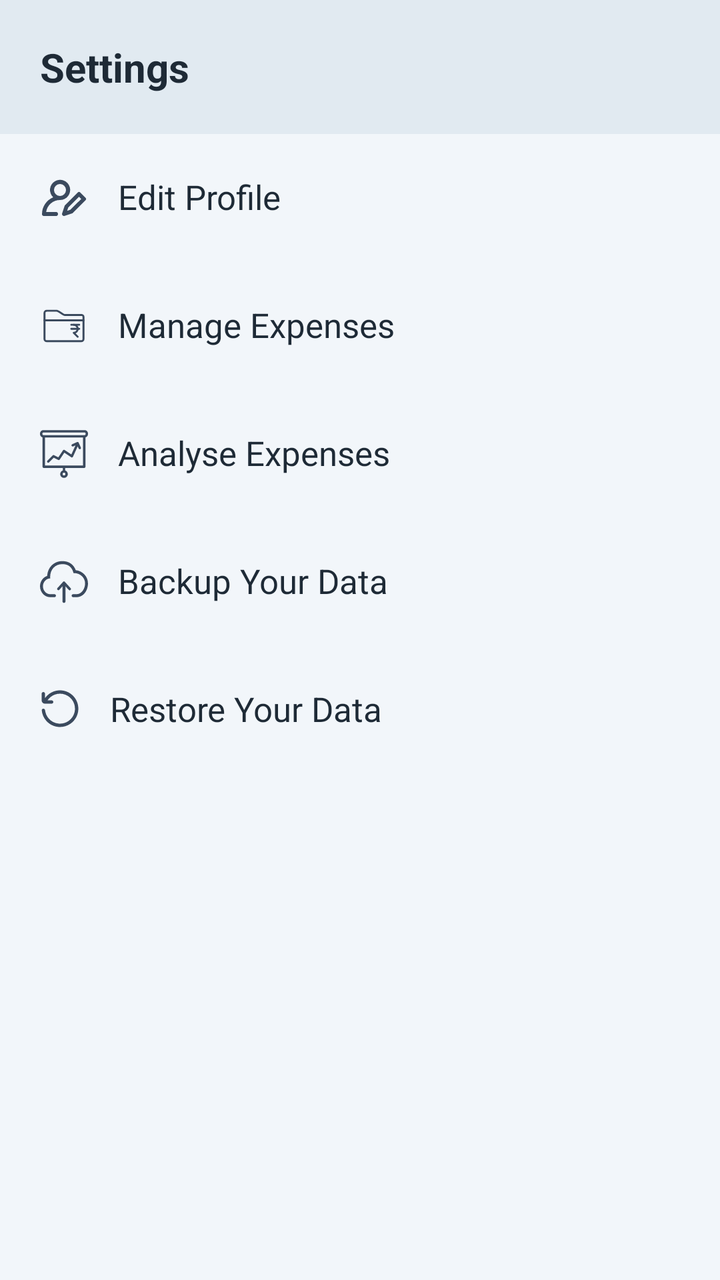
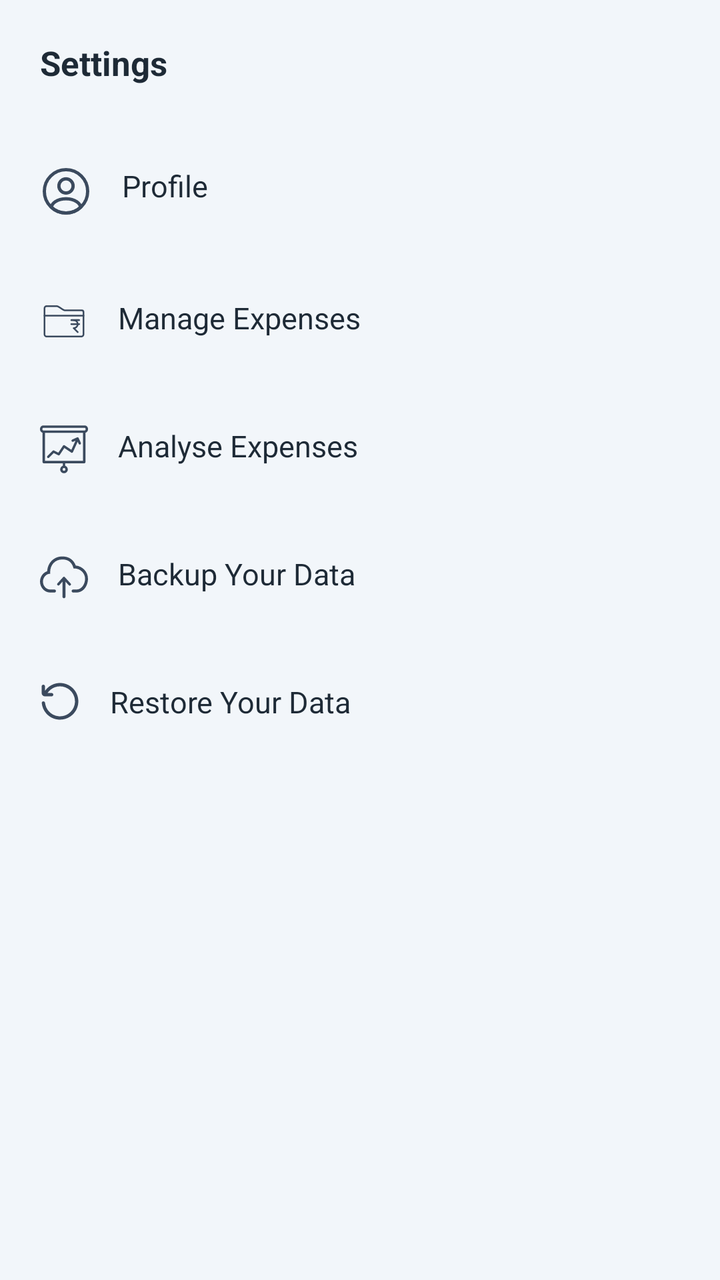

Compare the two renders of this Android layout. The source of the first and the diff that turns it into the second are given below.
<!-- AndroidManifest.xml: application theme Theme.GharKharch -->
<!-- res/layout/drawer_layout.xml -->
<?xml version="1.0" encoding="utf-8"?>
<LinearLayout xmlns:android="http://schemas.android.com/apk/res/android"
    xmlns:app="http://schemas.android.com/apk/res-auto"
    android:id="@+id/drawer_layout"
    android:layout_width="match_parent"
    android:layout_height="match_parent"
    android:background="@color/backgroundColorVariant"
    android:fitsSystemWindows="true"
    android:orientation="vertical">

    <FrameLayout
        android:layout_width="match_parent"
        android:layout_height="wrap_content"
        android:background="@color/backgroundColorVariant">

        <TextView
            android:layout_width="match_parent"
            android:layout_height="wrap_content"
            android:background="@color/backgroundColorVariant"
            android:padding="@dimen/padding_xlarge"
            android:text="Settings"
            android:textColor="@color/primaryTextColor"
            android:textSize="@dimen/text_size_heading"
            android:textStyle="bold" />

    </FrameLayout>

    <LinearLayout
        android:layout_width="match_parent"
        android:layout_height="0dp"
        android:layout_weight="1"
        android:background="@color/backgroundColor"
        android:orientation="vertical">

        <TextView
            android:id="@+id/edit_profile"
            android:layout_width="match_parent"
            android:layout_height="wrap_content"
            android:layout_marginHorizontal="@dimen/margin_small"
            android:layout_marginVertical="@dimen/margin_small"
            android:drawablePadding="@dimen/padding_large"
            android:padding="@dimen/padding_large"
            android:text="Edit Profile"
            android:textColor="@color/primaryTextColor"
            android:textSize="@dimen/text_size_large"
            app:drawableStartCompat="@drawable/edit_profile_icon" />


        <TextView
            android:id="@+id/manage_expenses"
            android:layout_width="match_parent"
            android:layout_height="wrap_content"
            android:layout_marginHorizontal="@dimen/margin_small"
            android:layout_marginVertical="@dimen/margin_small"
            android:drawablePadding="@dimen/padding_large"
            android:padding="@dimen/padding_large"
            android:text="Manage Expenses"
            android:textSize="@dimen/text_size_large"
            app:drawableStartCompat="@drawable/manage_expenses_icon" />

        <TextView
            android:id="@+id/analyse_expenses"
            android:layout_width="match_parent"
            android:layout_height="wrap_content"
            android:layout_marginHorizontal="@dimen/margin_small"
            android:layout_marginVertical="@dimen/margin_small"
            android:drawablePadding="@dimen/padding_large"
            android:padding="@dimen/padding_large"
            android:text="Analyse Expenses"
            android:textColor="@color/primaryTextColor"
            android:textSize="@dimen/text_size_large"
            app:drawableStartCompat="@drawable/analyse_icon" />

        <TextView
            android:id="@+id/backup_data"
            android:layout_width="match_parent"
            android:layout_height="wrap_content"
            android:layout_marginHorizontal="@dimen/margin_small"
            android:layout_marginVertical="@dimen/margin_small"
            android:drawablePadding="@dimen/padding_large"
            android:padding="@dimen/padding_large"
            android:text="Backup Your Data"
            android:textColor="@color/primaryTextColor"
            android:textSize="@dimen/text_size_large"
            app:drawableStartCompat="@drawable/backup_icon" />

        <TextView
            android:id="@+id/restore_data"
            android:layout_width="match_parent"
            android:layout_height="wrap_content"
            android:layout_marginHorizontal="@dimen/margin_small"
            android:layout_marginVertical="@dimen/margin_small"
            android:drawablePadding="@dimen/padding_large"
            android:padding="@dimen/padding_large"
            android:text="Restore Your Data"
            android:textColor="@color/primaryTextColor"
            android:textSize="@dimen/text_size_large"
            app:drawableStartCompat="@drawable/restore_icon" />

    </LinearLayout>

</LinearLayout>
<!-- resources referenced by this layout -->
<resources>
  <color name="backgroundColor">#F2F6FA</color>
  <color name="backgroundColorVariant">#E1EAF1</color>
  <color name="primaryTextColor">#1E2A36</color>
  <dimen name="margin_small">5dp</dimen>
  <dimen name="padding_large">15dp</dimen>
  <dimen name="padding_xlarge">20dp</dimen>
  <dimen name="text_size_heading">20sp</dimen>
  <dimen name="text_size_large">17sp</dimen>
  <!-- drawable edit_profile_icon (drawable) -->
  <vector xmlns:android="http://schemas.android.com/apk/res/android"
      android:width="24dp"
      android:height="24dp"
      android:tint="@color/iconColor"
      android:viewportWidth="24"
      android:viewportHeight="24">
  
      <path
          android:fillColor="#000000"
          android:pathData="M2,21L8,21a1,1 0,0 0,0 -2L3.071,19A7.011,7.011 0,0 1,10 13a5.044,5.044 0,1 0,-3.377 -1.337A9.01,9.01 0,0 0,1 20,1 1,0 0,0 2,21ZM10,5A3,3 0,1 1,7 8,3 3,0 0,1 10,5ZM20.207,9.293a1,1 0,0 0,-1.414 0l-6.25,6.25a1.011,1.011 0,0 0,-0.241 0.391l-1.25,3.75A1,1 0,0 0,12 21a1.014,1.014 0,0 0,0.316 -0.051l3.75,-1.25a1,1 0,0 0,0.391 -0.242l6.25,-6.25a1,1 0,0 0,0 -1.414ZM15.207,17.876 L13.578,18.419 14.121,16.79L19.5,11.414 20.586,12.5Z" />
  
  </vector>
  <!-- drawable manage_expenses_icon (drawable) -->
  <vector xmlns:android="http://schemas.android.com/apk/res/android"
      android:width="24dp"
      android:height="24dp"
      android:tint="@color/iconColor"
      android:viewportWidth="48"
      android:viewportHeight="48">
  
      <path
          android:fillColor="#00000000"
          android:pathData="m41.68,13h-16.91c-2,-0.1 -5.93,-4.23 -8.19,-4.23H6.68c-1.204,-0 -2.18,0.975 -2.181,2.179 0,0.017 0,0.034 0.001,0.051h0v7.29h39v-3.42c0.022,-1.01 -0.779,-1.847 -1.789,-1.87 -0.01,-0 -0.02,-0 -0.031,-0Z"
          android:strokeWidth="1.9200000000000004"
          android:strokeColor="#000000"
          android:strokeLineCap="round"
          android:strokeLineJoin="round" />
  
      <path
          android:fillColor="#00000000"
          android:pathData="m4.5,18.28v18.72c-0.011,1.204 0.956,2.189 2.16,2.2 0.003,0 0.007,0 0.01,0h34.65c1.204,0 2.18,-0.976 2.18,-2.18 0,-0.007 0,-0.013 0,-0.02h0v-18.72"
          android:strokeWidth="1.9200000000000004"
          android:strokeColor="#000000"
          android:strokeLineCap="round"
          android:strokeLineJoin="round" />
  
      <path
          android:fillColor="#00000000"
          android:pathData="m31.274,22.754h2.429c2.221,0 4.022,1.805 4.022,4.031s-1.801,4.031 -4.022,4.031l4.022,3.938"
          android:strokeWidth="1.9200000000000004"
          android:strokeColor="#000000"
          android:strokeLineCap="round"
          android:strokeLineJoin="round" />
  
      <path
          android:fillColor="#00000000"
          android:pathData="M33.703,22.754L39.226,22.754"
          android:strokeWidth="1.9200000000000004"
          android:strokeColor="#000000"
          android:strokeLineCap="round"
          android:strokeLineJoin="round" />
  
      <path
          android:fillColor="#00000000"
          android:pathData="M31.274,26.805L39.226,26.805"
          android:strokeWidth="1.9200000000000004"
          android:strokeColor="#000000"
          android:strokeLineCap="round"
          android:strokeLineJoin="round" />
  
  </vector>
  <color name="iconColor">#3B4A5E</color>
  <color name="lGrey">#616161</color>
  <color name="primaryTextColorVariant">#5A6B7D</color>
  <!-- unchanged entries left out for length: 5 -->
</resources>

<!-- the commit's change to res/layout/drawer_layout.xml (unified diff, before → after) -->
@@ -4,46 +4,37 @@
     android:id="@+id/drawer_layout"
     android:layout_width="match_parent"
     android:layout_height="match_parent"
-    android:background="@color/backgroundColorVariant"
+    android:background="@color/backgroundColor"
     android:fitsSystemWindows="true"
     android:orientation="vertical">
 
-    <FrameLayout
+    <TextView
         android:layout_width="match_parent"
         android:layout_height="wrap_content"
-        android:background="@color/backgroundColorVariant">
-
-        <TextView
-            android:layout_width="match_parent"
-            android:layout_height="wrap_content"
-            android:background="@color/backgroundColorVariant"
-            android:padding="@dimen/padding_xlarge"
-            android:text="Settings"
-            android:textColor="@color/primaryTextColor"
-            android:textSize="@dimen/text_size_heading"
-            android:textStyle="bold" />
-
-    </FrameLayout>
+        android:padding="@dimen/padding_xlarge"
+        android:text="Settings"
+        android:textColor="@color/primaryTextColor"
+        android:textSize="@dimen/text_size_large"
+        android:textStyle="bold" />
 
     <LinearLayout
         android:layout_width="match_parent"
         android:layout_height="0dp"
         android:layout_weight="1"
-        android:background="@color/backgroundColor"
         android:orientation="vertical">
 
         <TextView
-            android:id="@+id/edit_profile"
+            android:id="@+id/profile"
             android:layout_width="match_parent"
             android:layout_height="wrap_content"
             android:layout_marginHorizontal="@dimen/margin_small"
             android:layout_marginVertical="@dimen/margin_small"
             android:drawablePadding="@dimen/padding_large"
             android:padding="@dimen/padding_large"
-            android:text="Edit Profile"
+            android:text="Profile"
             android:textColor="@color/primaryTextColor"
-            android:textSize="@dimen/text_size_large"
-            app:drawableStartCompat="@drawable/edit_profile_icon" />
+            android:textSize="@dimen/text_size_medium"
+            app:drawableStartCompat="@drawable/profile_icon" />
 
 
         <TextView
@@ -55,7 +46,7 @@
             android:drawablePadding="@dimen/padding_large"
             android:padding="@dimen/padding_large"
             android:text="Manage Expenses"
-            android:textSize="@dimen/text_size_large"
+            android:textSize="@dimen/text_size_medium"
             app:drawableStartCompat="@drawable/manage_expenses_icon" />
 
         <TextView
@@ -68,7 +59,7 @@
             android:padding="@dimen/padding_large"
             android:text="Analyse Expenses"
             android:textColor="@color/primaryTextColor"
-            android:textSize="@dimen/text_size_large"
+            android:textSize="@dimen/text_size_medium"
             app:drawableStartCompat="@drawable/analyse_icon" />
 
         <TextView
@@ -81,7 +72,7 @@
             android:padding="@dimen/padding_large"
             android:text="Backup Your Data"
             android:textColor="@color/primaryTextColor"
-            android:textSize="@dimen/text_size_large"
+            android:textSize="@dimen/text_size_medium"
             app:drawableStartCompat="@drawable/backup_icon" />
 
         <TextView
@@ -94,7 +85,7 @@
             android:padding="@dimen/padding_large"
             android:text="Restore Your Data"
             android:textColor="@color/primaryTextColor"
-            android:textSize="@dimen/text_size_large"
+            android:textSize="@dimen/text_size_medium"
             app:drawableStartCompat="@drawable/restore_icon" />
 
     </LinearLayout>
<!-- resource entries referenced after the edit -->
@@ -6,21 +6,8 @@
   <dimen name="margin_small">5dp</dimen>
   <dimen name="padding_large">15dp</dimen>
   <dimen name="padding_xlarge">20dp</dimen>
-  <dimen name="text_size_heading">20sp</dimen>
   <dimen name="text_size_large">17sp</dimen>
-  <!-- drawable edit_profile_icon (drawable) -->
-  <vector xmlns:android="http://schemas.android.com/apk/res/android"
-      android:width="24dp"
-      android:height="24dp"
-      android:tint="@color/iconColor"
-      android:viewportWidth="24"
-      android:viewportHeight="24">
-  
-      <path
-          android:fillColor="#000000"
-          android:pathData="M2,21L8,21a1,1 0,0 0,0 -2L3.071,19A7.011,7.011 0,0 1,10 13a5.044,5.044 0,1 0,-3.377 -1.337A9.01,9.01 0,0 0,1 20,1 1,0 0,0 2,21ZM10,5A3,3 0,1 1,7 8,3 3,0 0,1 10,5ZM20.207,9.293a1,1 0,0 0,-1.414 0l-6.25,6.25a1.011,1.011 0,0 0,-0.241 0.391l-1.25,3.75A1,1 0,0 0,12 21a1.014,1.014 0,0 0,0.316 -0.051l3.75,-1.25a1,1 0,0 0,0.391 -0.242l6.25,-6.25a1,1 0,0 0,0 -1.414ZM15.207,17.876 L13.578,18.419 14.121,16.79L19.5,11.414 20.586,12.5Z" />
-  
-  </vector>
+  <dimen name="text_size_medium">15sp</dimen>
   <!-- drawable manage_expenses_icon (drawable) -->
   <vector xmlns:android="http://schemas.android.com/apk/res/android"
       android:width="24dp"
@@ -32,7 +19,7 @@
       <path
           android:fillColor="#00000000"
           android:pathData="m41.68,13h-16.91c-2,-0.1 -5.93,-4.23 -8.19,-4.23H6.68c-1.204,-0 -2.18,0.975 -2.181,2.179 0,0.017 0,0.034 0.001,0.051h0v7.29h39v-3.42c0.022,-1.01 -0.779,-1.847 -1.789,-1.87 -0.01,-0 -0.02,-0 -0.031,-0Z"
-          android:strokeWidth="1.9200000000000004"
+          android:strokeWidth="1.6799999999999997"
           android:strokeColor="#000000"
           android:strokeLineCap="round"
           android:strokeLineJoin="round" />
@@ -40,7 +27,7 @@
       <path
           android:fillColor="#00000000"
           android:pathData="m4.5,18.28v18.72c-0.011,1.204 0.956,2.189 2.16,2.2 0.003,0 0.007,0 0.01,0h34.65c1.204,0 2.18,-0.976 2.18,-2.18 0,-0.007 0,-0.013 0,-0.02h0v-18.72"
-          android:strokeWidth="1.9200000000000004"
+          android:strokeWidth="1.6799999999999997"
           android:strokeColor="#000000"
           android:strokeLineCap="round"
           android:strokeLineJoin="round" />
@@ -48,7 +35,7 @@
       <path
           android:fillColor="#00000000"
           android:pathData="m31.274,22.754h2.429c2.221,0 4.022,1.805 4.022,4.031s-1.801,4.031 -4.022,4.031l4.022,3.938"
-          android:strokeWidth="1.9200000000000004"
+          android:strokeWidth="1.6799999999999997"
           android:strokeColor="#000000"
           android:strokeLineCap="round"
           android:strokeLineJoin="round" />
@@ -56,7 +43,7 @@
       <path
           android:fillColor="#00000000"
           android:pathData="M33.703,22.754L39.226,22.754"
-          android:strokeWidth="1.9200000000000004"
+          android:strokeWidth="1.6799999999999997"
           android:strokeColor="#000000"
           android:strokeLineCap="round"
           android:strokeLineJoin="round" />
@@ -64,8 +51,41 @@
       <path
           android:fillColor="#00000000"
           android:pathData="M31.274,26.805L39.226,26.805"
-          android:strokeWidth="1.9200000000000004"
+          android:strokeWidth="1.6799999999999997"
           android:strokeColor="#000000"
+          android:strokeLineCap="round"
+          android:strokeLineJoin="round" />
+  
+  </vector>
+  <!-- drawable profile_icon (drawable) -->
+  <vector xmlns:android="http://schemas.android.com/apk/res/android"
+      android:width="26dp"
+      android:height="26dp"
+      android:tint="@color/iconColor"
+      android:viewportWidth="24"
+      android:viewportHeight="24">
+  
+      <path
+          android:fillColor="#00000000"
+          android:pathData="M12.12,12.78C12.05,12.77 11.96,12.77 11.88,12.78C10.12,12.72 8.72,11.28 8.72,9.51C8.72,7.7 10.18,6.23 12,6.23C13.81,6.23 15.28,7.7 15.28,9.51C15.27,11.28 13.88,12.72 12.12,12.78Z"
+          android:strokeWidth="1.5"
+          android:strokeColor="#292D32"
+          android:strokeLineCap="round"
+          android:strokeLineJoin="round" />
+  
+      <path
+          android:fillColor="#00000000"
+          android:pathData="M18.74,19.38C16.96,21.01 14.6,22 12,22C9.4,22 7.04,21.01 5.26,19.38C5.36,18.44 5.96,17.52 7.03,16.8C9.77,14.98 14.25,14.98 16.97,16.8C18.04,17.52 18.64,18.44 18.74,19.38Z"
+          android:strokeWidth="1.5"
+          android:strokeColor="#292D32"
+          android:strokeLineCap="round"
+          android:strokeLineJoin="round" />
+  
+      <path
+          android:fillColor="#00000000"
+          android:pathData="M12,22C17.523,22 22,17.523 22,12C22,6.477 17.523,2 12,2C6.477,2 2,6.477 2,12C2,17.523 6.477,22 12,22Z"
+          android:strokeWidth="1.5"
+          android:strokeColor="#292D32"
           android:strokeLineCap="round"
           android:strokeLineJoin="round" />
   
